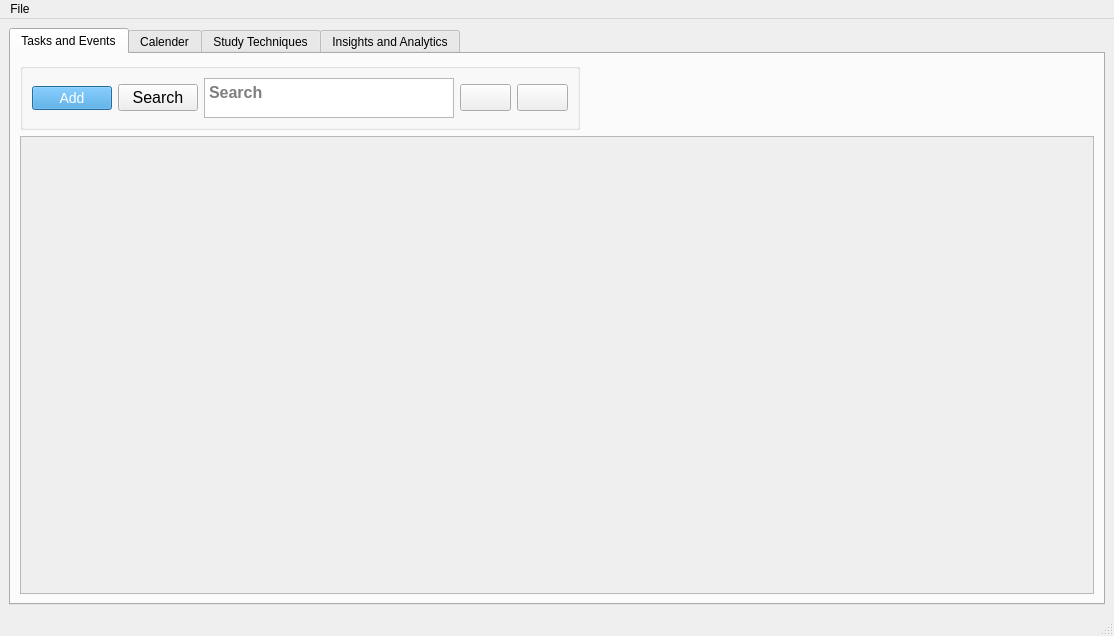
Old version of the form App/mainWindow.ui in the repository BadrGello/Task-Management-App.
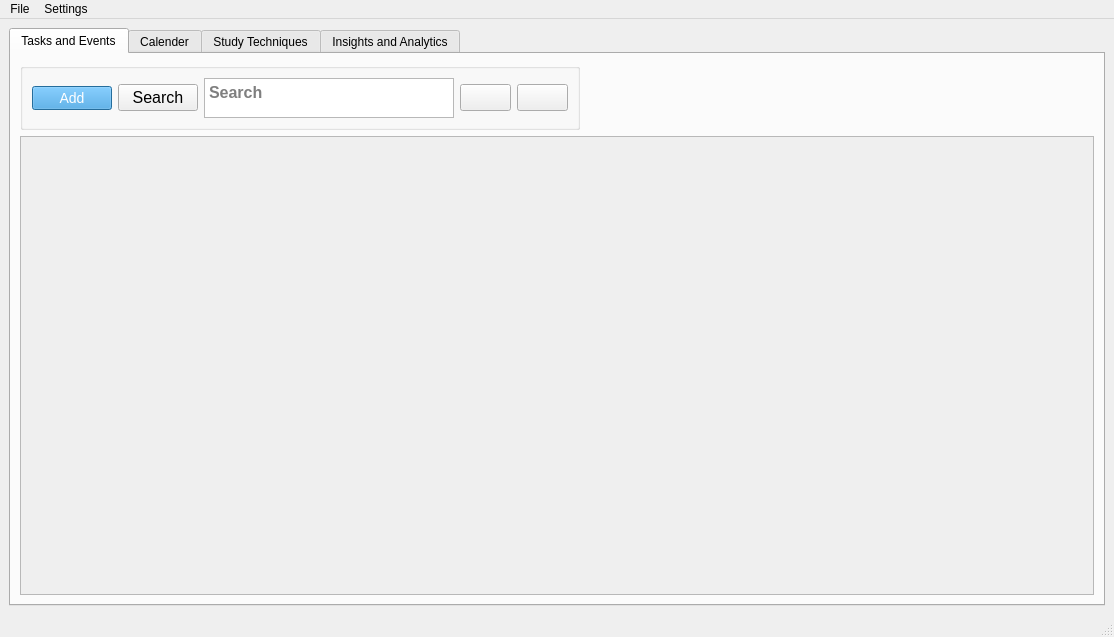
New version of the form.

Commit message: Added the setting window

```diff
--- a/App/mainWindow.ui
+++ b/App/mainWindow.ui
@@ -7,7 +7,7 @@
     <x>0</x>
     <y>0</y>
     <width>1114</width>
-    <height>636</height>
+    <height>637</height>
    </rect>
   </property>
   <property name="sizePolicy">
@@ -151,7 +151,7 @@
              <x>0</x>
              <y>0</y>
              <width>1062</width>
-             <height>439</height>
+             <height>440</height>
             </rect>
            </property>
           </widget>
@@ -205,7 +205,14 @@
     <addaction name="actionBack_Up_Data"/>
     <addaction name="actionRestore_Data"/>
    </widget>
+   <widget class="QMenu" name="menuSettings">
+    <property name="title">
+     <string>Settings</string>
+    </property>
+    <addaction name="actionPreferences"/>
+   </widget>
    <addaction name="menuFile"/>
+   <addaction name="menuSettings"/>
   </widget>
   <widget class="QStatusBar" name="statusbar"/>
   <action name="actionExit">
```
Left out of the diff: 5 changed lines with no effect on the pictures. The commit also changes 2 other files.
